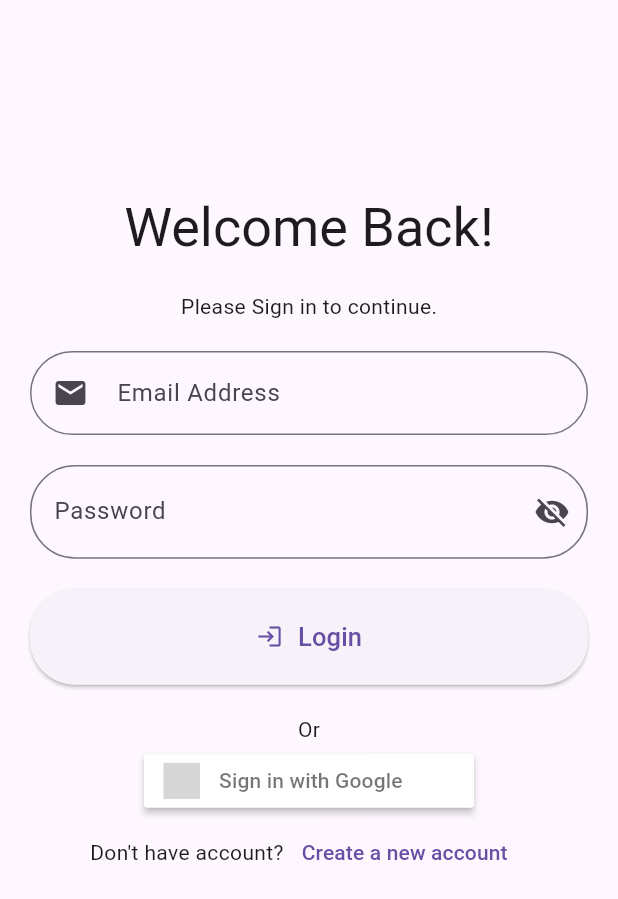
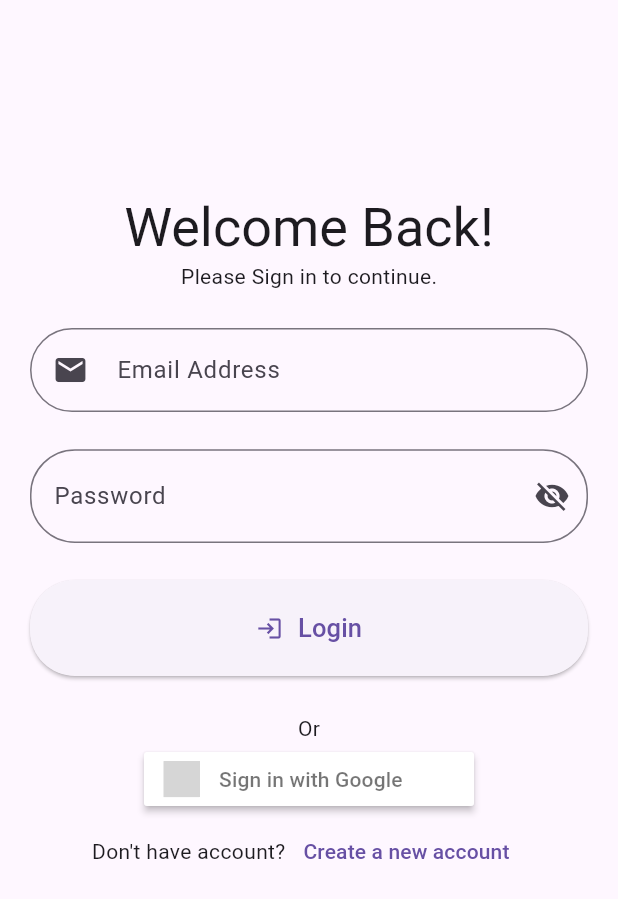
Before and after one commit to roarhammer11/Mobile-Development---Pokemon-API, a Flutter app: the screen it shows after launch, on a phone screen of 412 x 824 dp. Shown: the top 899 px of the screen. Run offline on Flutter 3.47's test engine with Material 3 defaults, Android fonts, the phone set to English and light mode, and no system bars; our stand-ins replace cloud_firestore, firebase_auth, firebase_core, flutter_signin_button, google_sign_in; accounts and stored records are empty; grey boxes are pictures that could not be loaded.

```diff
--- a/lib/main/index.dart
+++ b/lib/main/index.dart
@@ -44,14 +44,14 @@ class _IndexState extends State<Index> {
                   children: [
                     Text("Welcome Back!",
                         style: Theme.of(context).textTheme.displaySmall),
-                    const SizedBox(
-                      height: 20.0,
+                    SizedBox(
+                      width: MediaQuery.of(context).size.width * 0.2,
                     ),
                     const Text(
                       "Please Sign in to continue.",
                     ),
-                    const SizedBox(
-                      height: 20.0,
+                    SizedBox(
+                      height: MediaQuery.of(context).size.height * 0.03,
                     ),
                     CustomTextFormField(
                         labelText: "Email Address",
@@ -59,8 +59,8 @@ class _IndexState extends State<Index> {
                         iconData: Icons.email,
                         textInputType: TextInputType.emailAddress,
                         controller: loginEmailTextController),
-                    const SizedBox(
-                      height: 20.0,
+                    SizedBox(
+                      height: MediaQuery.of(context).size.height * 0.03,
                     ),
                     PasswordField(
                         labelText: "Password",
@@ -68,15 +68,15 @@ class _IndexState extends State<Index> {
                         obscureText: obscureText,
                         onTap: setPasswordVisibility,
                         controller: loginPasswordTextController),
-                    const SizedBox(
-                      height: 20.0,
+                    SizedBox(
+                      height: MediaQuery.of(context).size.height * 0.03,
                     ),
                     PrimaryButton(
                         text: "Login",
                         iconData: Icons.login,
                         onPressed: loginWithEmail),
-                    const SizedBox(
-                      height: 20.0,
+                    SizedBox(
+                      height: MediaQuery.of(context).size.height * 0.03,
                     ),
                     const Text("Or"),
                     SignInButton(
@@ -86,7 +86,8 @@ class _IndexState extends State<Index> {
                       },
                     ),
                     Container(
-                      margin: const EdgeInsets.only(left: 40.0),
+                      margin: EdgeInsets.only(
+                          left: MediaQuery.of(context).size.width * 0.1),
                       child: Row(
                         children: [
                           const Text("Don't have account?"),
@@ -116,8 +117,8 @@ class _IndexState extends State<Index> {
                   children: [
                     Text("Create Account",
                         style: Theme.of(context).textTheme.displaySmall),
-                    const SizedBox(
-                      height: 20.0,
+                    SizedBox(
+                      height: MediaQuery.of(context).size.height * 0.02,
                     ),
                     CustomTextFormField(
                         labelText: "Email Address",
@@ -125,8 +126,8 @@ class _IndexState extends State<Index> {
                         iconData: Icons.email,
                         textInputType: TextInputType.emailAddress,
                         controller: signUpEmailTextController),
-                    const SizedBox(
-                      height: 20.0,
+                    SizedBox(
+                      height: MediaQuery.of(context).size.height * 0.02,
                     ),
                     PasswordField(
                       labelText: "Password",
@@ -135,8 +136,8 @@ class _IndexState extends State<Index> {
                       onTap: setPasswordVisibility,
                       controller: signUpPasswordTextController,
                     ),
-                    const SizedBox(
-                      height: 20.0,
+                    SizedBox(
+                      height: MediaQuery.of(context).size.height * 0.02,
                     ),
                     PasswordField(
                       labelText: "Repeat Password",
@@ -145,24 +146,25 @@ class _IndexState extends State<Index> {
                       onTap: setPasswordVisibility,
                       controller: signUpRepeatPasswordTextController,
                     ),
-                    const SizedBox(
-                      height: 20.0,
+                    SizedBox(
+                      height: MediaQuery.of(context).size.height * 0.02,
                     ),
                     PrimaryButton(
                         text: "Confirm",
                         iconData: Icons.login,
                         onPressed: register),
-                    const SizedBox(
-                      height: 20.0,
+                    SizedBox(
+                      height: MediaQuery.of(context).size.height * 0.02,
                     ),
                     Container(
-                      margin: const EdgeInsets.only(left: 70.0),
+                      margin: EdgeInsets.only(
+                          left: MediaQuery.of(context).size.width * 0.15),
                       child: Row(
                         children: [
                           const Text("Already have an account?"),
                           TextButton(
                             // style: TextButton.styleFrom(
-                            //   textStyle: const TextStyle(fontSize: 20),
+                            //   textStyle: const TextStyle(fontSize: 20),S
                             // ),
 
                             onPressed: displayLogin,
--- a/lib/main/pokemon_card.dart
+++ b/lib/main/pokemon_card.dart
@@ -1,5 +1,6 @@
 import 'package:firebase_auth/firebase_auth.dart';
 import 'package:flutter/material.dart';
+import 'package:pokemon_api/main/homepage.dart';
 import 'package:pokemon_api/main/pokemon_card_background.dart';
 import 'package:pokemon_api/main/pokemon_card_data.dart';
 import 'package:cloud_firestore/cloud_firestore.dart' as firestore;
@@ -14,7 +15,6 @@ class PokemonCard extends StatelessWidget {
     required this.name,
     required this.image,
   }) : super(key: key);
-
   BoxDecoration getContainerDecoration() => BoxDecoration(
         color: Colors.white,
         borderRadius: BorderRadius.circular(7),
@@ -28,6 +28,7 @@ class PokemonCard extends StatelessWidget {
   Widget build(BuildContext context) {
     return GestureDetector(
       onTap: releasePokemon,
+      onTapUp: (event) => Navigator.pop(context),
       child: Container(
         padding: const EdgeInsets.all(7),
         decoration: getContainerDecoration(),
@@ -49,6 +50,5 @@ class PokemonCard extends StatelessWidget {
         .get()
         .then((value) async => await db.runTransaction((transaction) async =>
             transaction.delete(value.docs[0].reference)));
-
   }
 }
```
Also changed, not shown: lib/main/homepage.dart (+10 -9 lines), lib/main/settings.dart (+8 -2 lines).
